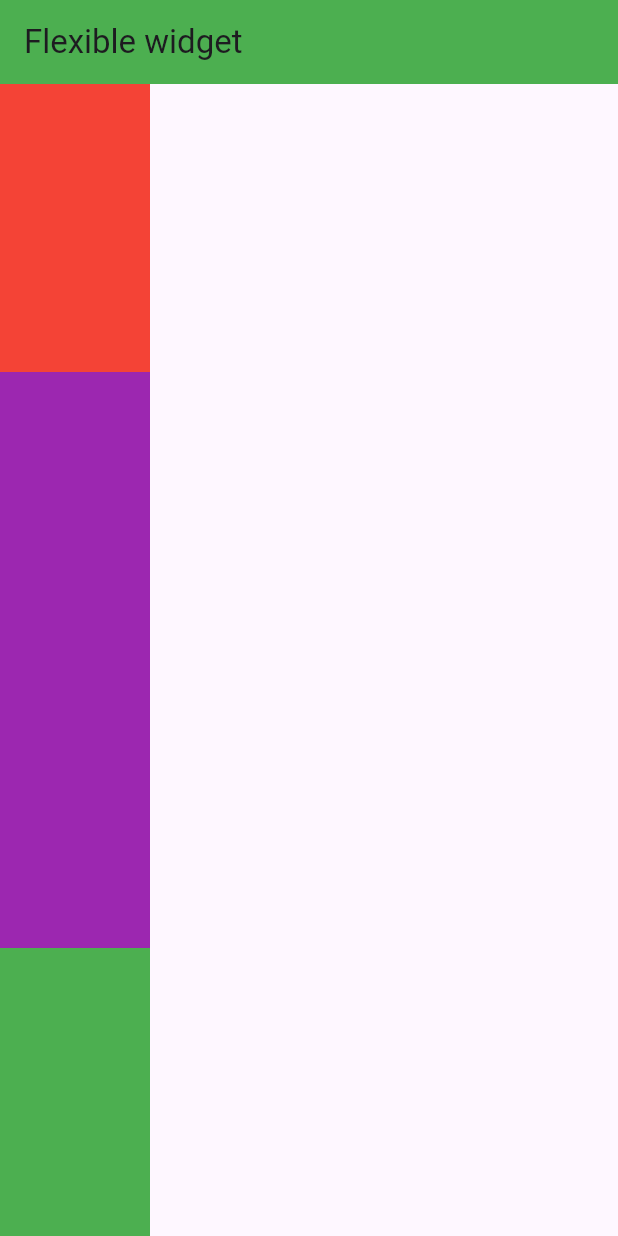
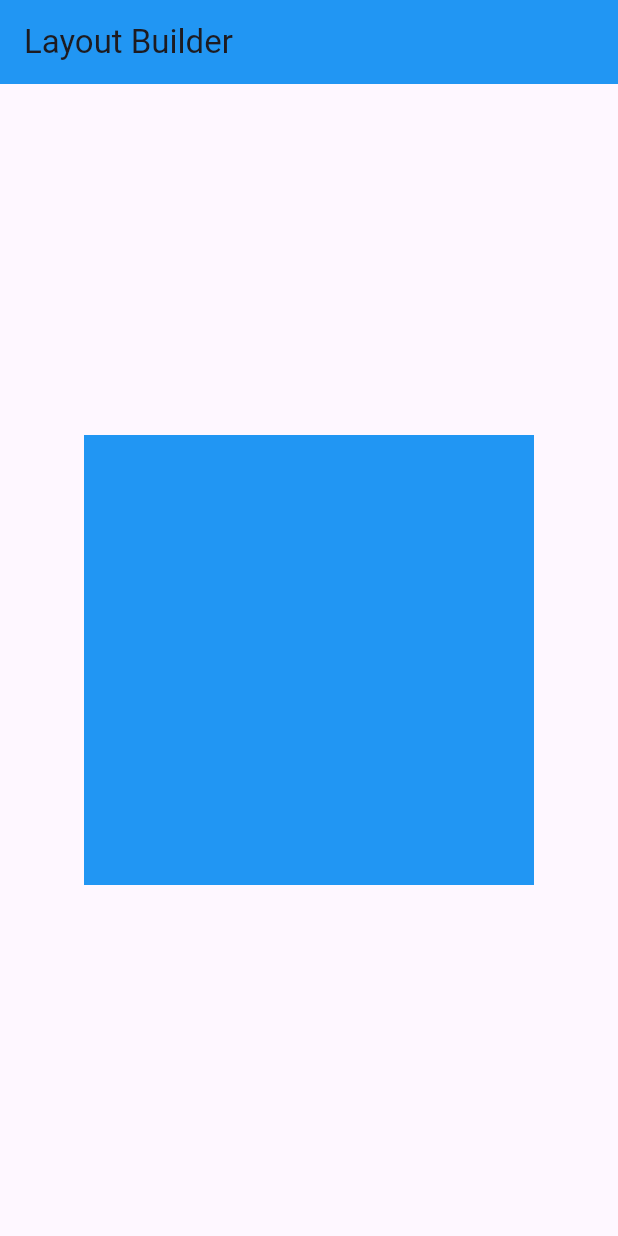
Before and after one commit to mahmud5658/app_dev_with_flutter, a Flutter app: the screen it shows after launch, on a phone screen of 412 x 824 dp. Run offline on Flutter 3.47's test engine with Material 3 defaults, Android fonts, the phone set to English and light mode, and no system bars.

Commit message:
flutter_class

```diff
--- a/flutter_class/lib/main.dart
+++ b/flutter_class/lib/main.dart
@@ -1,6 +1,5 @@
 import 'package:flutter/material.dart';
-import 'package:flutter_class/module_9/flexible.dart';
-import 'package:flutter_class/module_9/mediaQuery.dart';
+import 'package:flutter_class/module_9/layout_builder.dart';
 
 void main() {
   runApp(const MyApp());
@@ -18,7 +17,7 @@
         colorScheme: ColorScheme.fromSeed(seedColor: Colors.deepPurple),
         useMaterial3: true,
       ),
-      home: const FlexibleWidget(),
+      home: const LayoutBuilderWidget(),
     );
   }
 }
--- /dev/null
+++ b/flutter_class/lib/module_9/layout_builder.dart
@@ -0,0 +1,35 @@
+import 'package:flutter/material.dart';
+
+class LayoutBuilderWidget extends StatelessWidget {
+  const LayoutBuilderWidget({super.key});
+
+  @override
+  Widget build(BuildContext context) {
+    return Scaffold(
+      appBar: AppBar(
+        title: const Text("Layout Builder"),
+        backgroundColor: Colors.blue,
+      ),
+      body: LayoutBuilder(
+          builder: (BuildContext context, BoxConstraints constraints) {
+        if (constraints.maxWidth > 600) {
+          return Center(
+            child: Container(
+              height: 400,
+              width: 400,
+              color: Colors.red,
+            ),
+          );
+        } else {
+          return Center(
+            child: Container(
+              height: 300,
+              width: 300,
+              color: Colors.blue,
+            ),
+          );
+        }
+      }),
+    );
+  }
+}
--- a/flutter_class/pubspec.yaml
+++ b/flutter_class/pubspec.yaml
@@ -35,6 +35,7 @@ dependencies:
   # The following adds the Cupertino Icons font to your application.
   # Use with the CupertinoIcons class for iOS style icons.
   cupertino_icons: ^1.0.6
+  responsive_grid: ^2.4.4
 
 dev_dependencies:
   flutter_test:
```
Also changed, not shown: flutter_class/lib/module_9/aspect_ratio.dart (added, +26 -0 lines), flutter_class/lib/module_9/fractionalSizedBox.dart (added, +24 -0 lines), flutter_class/pubspec.lock.
